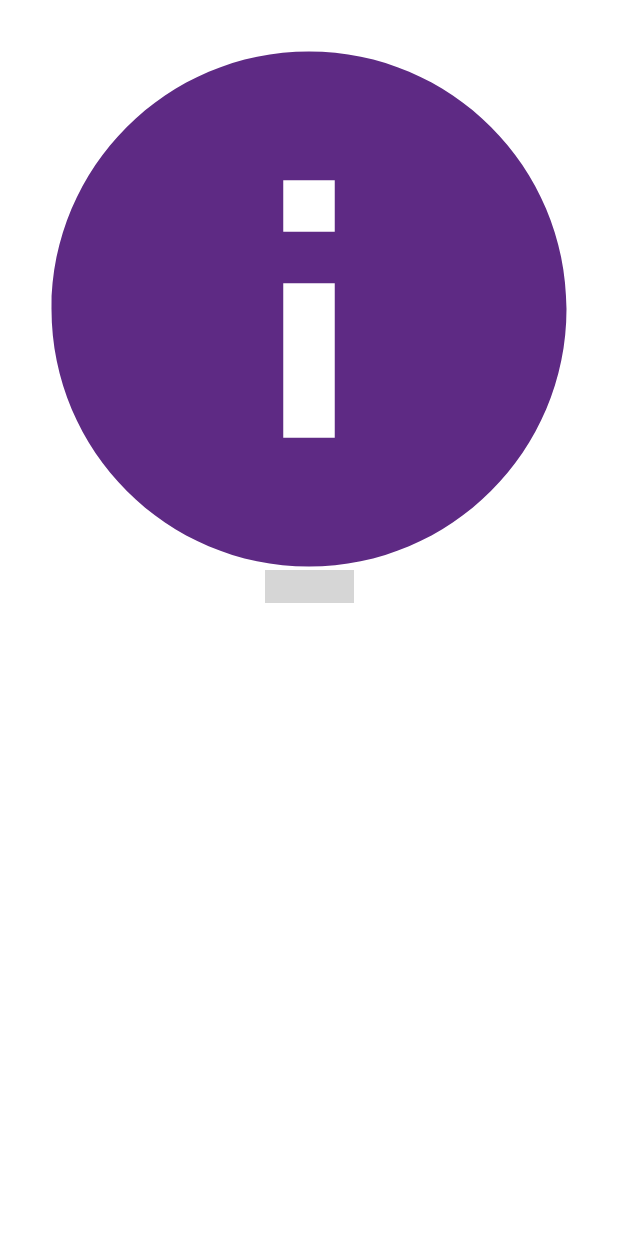
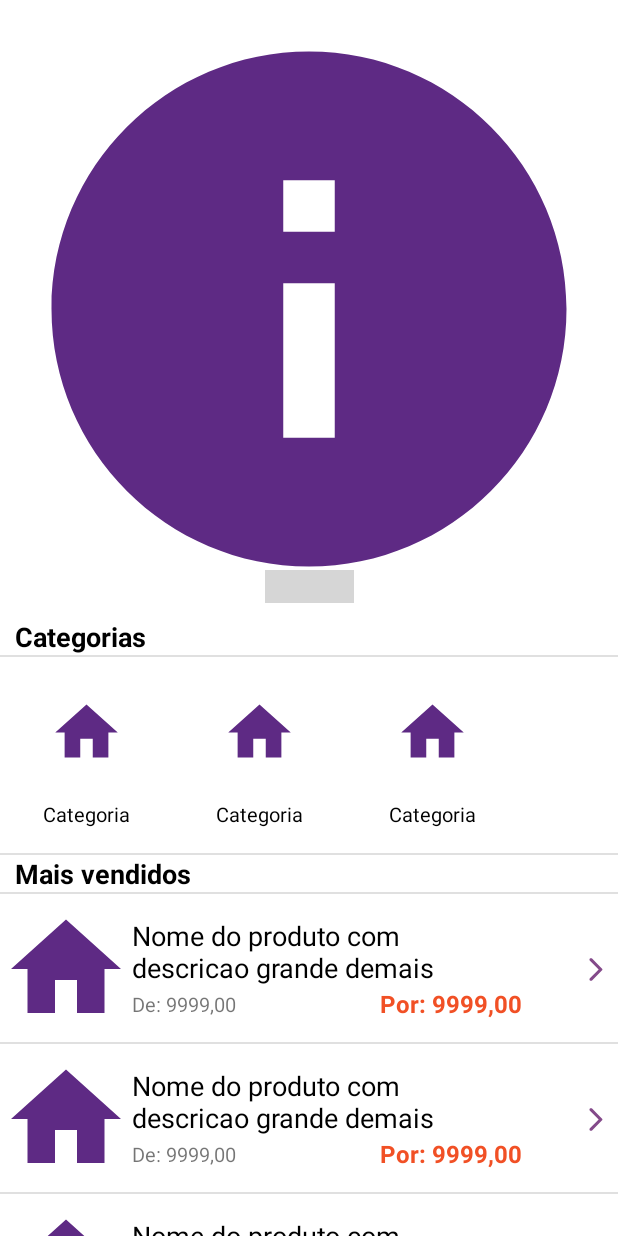
Before and after one commit to Yacovmm/b2w-lodjinha-challenge-android, an Android app: the layout fragment_main.xml on its own in the app's theme, with its tools: preview values and no code run, on a phone screen of 412 x 824 dp. Run offline under Robolectric (Android 15) with nearby library versions, the phone set to English and light mode, and no system bars; plain views replace ScrollingPagerIndicator; network calls fail; grey boxes are pictures that could not be loaded.

Commit message:
Home fragment made

```diff
--- a/app/build.gradle
+++ b/app/build.gradle
@@ -1,7 +1,6 @@
 plugins {
     id 'com.android.application'
     id 'kotlin-android'
-    id 'kotlin-android-extensions' // ktlint-disable
     id 'kotlin-kapt'
     id 'androidx.navigation.safeargs.kotlin'
 }
@@ -35,6 +34,7 @@ android {
     }
     kotlinOptions {
         jvmTarget = '1.8'
+        freeCompilerArgs += "-Xjvm-default=all" // Only required for 2.x.
     }
 }
 
--- a/app/src/main/AndroidManifest.xml
+++ b/app/src/main/AndroidManifest.xml
@@ -10,6 +10,7 @@
         android:label="@string/app_name"
         android:roundIcon="@mipmap/ic_launcher_round"
         android:supportsRtl="true"
+        android:usesCleartextTraffic="true"
         android:theme="@style/Theme.OLodjinha">
         <activity
             android:name=".MainActivity"
--- a/app/src/main/java/com/example/olodjinha/ui/BannerAdapter.kt
+++ b/app/src/main/java/com/example/olodjinha/ui/adapters/BannerAdapter.kt
@@ -1,4 +1,4 @@
-package com.example.olodjinha.ui
+package com.example.olodjinha.ui.adapters
 
 import android.view.LayoutInflater
 import android.view.ViewGroup
--- /dev/null
+++ b/app/src/main/res/drawable/ic_round_arrow_forward.xml
@@ -0,0 +1,5 @@
+<vector android:autoMirrored="true" android:height="24dp"
+    android:tint="#844A8A" android:viewportHeight="24"
+    android:viewportWidth="24" android:width="24dp" xmlns:android="http://schemas.android.com/apk/res/android">
+    <path android:fillColor="@android:color/white" android:pathData="M7.38,21.01c0.49,0.49 1.28,0.49 1.77,0l8.31,-8.31c0.39,-0.39 0.39,-1.02 0,-1.41L9.15,2.98c-0.49,-0.49 -1.28,-0.49 -1.77,0s-0.49,1.28 0,1.77L14.62,12l-7.25,7.25c-0.48,0.48 -0.48,1.28 0.01,1.76z"/>
+</vector>
--- a/app/src/main/res/layout/banner_layout_rv.xml
+++ b/app/src/main/res/layout/banner_layout_rv.xml
@@ -2,6 +2,7 @@
 <androidx.constraintlayout.widget.ConstraintLayout xmlns:android="http://schemas.android.com/apk/res/android"
     android:layout_width="match_parent"
     android:layout_height="match_parent"
+    android:foreground="?attr/selectableItemBackground"
     xmlns:tools="http://schemas.android.com/tools">
 
     <androidx.appcompat.widget.AppCompatImageView
--- /dev/null
+++ b/app/src/main/res/layout/categories_layout_rv.xml
@@ -0,0 +1,32 @@
+<?xml version="1.0" encoding="utf-8"?>
+<LinearLayout xmlns:android="http://schemas.android.com/apk/res/android"
+    xmlns:app="http://schemas.android.com/apk/res-auto"
+    android:layout_width="115dp"
+    android:layout_height="100dp"
+    xmlns:tools="http://schemas.android.com/tools"
+    android:orientation="vertical"
+    android:gravity="center">
+
+    <ImageView
+        android:id="@+id/category_iv"
+        android:foreground="?attr/selectableItemBackground"
+        android:layout_width="match_parent"
+        android:layout_height="70dp"
+        android:padding="10dp"
+        android:layout_margin="10dp"
+        tools:src="@drawable/ic_home"
+        />
+
+    <androidx.appcompat.widget.AppCompatTextView
+        android:id="@+id/categorie_title_text"
+        android:text="Categoria"
+        android:layout_width="match_parent"
+        android:maxLines="2"
+        android:ellipsize="end"
+        android:layout_height="30dp"
+        android:textSize="@dimen/textsize_small"
+        android:textAlignment="center"
+        android:textColor="@color/secondaryTextColor"
+        />
+
+</LinearLayout>
--- a/app/src/main/res/layout/fragment_main.xml
+++ b/app/src/main/res/layout/fragment_main.xml
@@ -8,8 +8,31 @@
     tools:context=".ui.fragments.MainFragment">
 
     <androidx.coordinatorlayout.widget.CoordinatorLayout
+        android:nestedScrollingEnabled="true"
         android:layout_width="match_parent"
         android:layout_height="match_parent">
+
+        <com.google.android.material.appbar.AppBarLayout
+            android:layout_width="match_parent"
+            android:layout_height="wrap_content"
+            android:theme="@style/ThemeOverlay.AppCompat.Dark.ActionBar"
+            app:elevation="0dp"
+            >
+
+            <!-- Header -->
+            <com.google.android.material.appbar.CollapsingToolbarLayout
+                android:id="@+id/coordinator_header"
+                android:layout_width="match_parent"
+                android:layout_height="wrap_content"
+                app:layout_scrollFlags="scroll"
+                >
+
+
+            </com.google.android.material.appbar.CollapsingToolbarLayout>
+
+
+        </com.google.android.material.appbar.AppBarLayout>
+
 
         <androidx.constraintlayout.widget.ConstraintLayout
             android:layout_width="match_parent"
@@ -19,7 +42,7 @@
             <androidx.recyclerview.widget.RecyclerView
                 android:id="@+id/rv_banner"
                 android:layout_width="0dp"
-                android:minHeight="100dp"
+                android:minHeight="130dp"
                 android:layout_height="wrap_content"
                 app:layout_constraintEnd_toEndOf="parent"
                 app:layout_constraintStart_toStartOf="parent"
@@ -40,23 +63,66 @@
                 app:spi_dotSelectedColor="@color/white"
                 android:layout_marginBottom="10dp"/>
 
-        </androidx.constraintlayout.widget.ConstraintLayout>
+            <TextView
+                android:id="@+id/categories_tv"
+                android:layout_width="match_parent"
+                android:layout_height="wrap_content"
+                android:text="Categorias"
+                android:textSize="@dimen/textsize_large"
+                app:layout_constraintTop_toBottomOf="@id/rv_banner"
+                android:textStyle="bold"
+                android:textColor="@color/black"
+                android:layout_marginHorizontal="10dp"/>
+
+            <View
+                android:id="@+id/divider_categories"
+                style="@style/Divider"
+                app:layout_constraintTop_toBottomOf="@id/categories_tv"/>
+
+            <androidx.recyclerview.widget.RecyclerView
+                android:id="@+id/rv_categories"
+                android:layout_width="match_parent"
+                android:layout_height="wrap_content"
+                android:orientation="horizontal"
+                android:paddingVertical="15dp"
+                app:layoutManager="androidx.recyclerview.widget.LinearLayoutManager"
+                tools:listitem="@layout/categories_layout_rv"
+                app:layout_constraintTop_toBottomOf="@id/divider_categories"/>
+
+            <View
+                android:id="@+id/divider_top_maisvendidos"
+                style="@style/Divider"
+                app:layout_constraintTop_toBottomOf="@id/rv_categories"/>
+
+            <TextView
+                android:id="@+id/mais_vendidos_tv"
+                android:layout_width="match_parent"
+                android:layout_height="wrap_content"
+                android:text="Mais vendidos"
+                android:textSize="@dimen/textsize_large"
+                app:layout_constraintTop_toBottomOf="@id/divider_top_maisvendidos"
+                android:textStyle="bold"
+                android:textColor="@color/black"
+                android:layout_marginHorizontal="10dp"/>
+
+            <View
+                android:id="@+id/divider_bottom_maisvendidos"
+                style="@style/Divider"
+                app:layout_constraintTop_toBottomOf="@id/mais_vendidos_tv"/>
+
+            <androidx.recyclerview.widget.RecyclerView
+                android:id="@+id/mais_vendidos_rv"
+                android:layout_width="match_parent"
+                android:layout_height="0dp"
+                android:orientation="vertical"
+                android:nestedScrollingEnabled="true"
+                app:layoutManager="androidx.recyclerview.widget.LinearLayoutManager"
+                app:layout_constraintTop_toBottomOf="@id/divider_bottom_maisvendidos"
+                tools:listitem="@layout/maisvendidos_layout_rv" />
 
 
-
-
-<!--        &lt;!&ndash; TODO: Update blank fragment layout &ndash;&gt;-->
-<!--        <TextView-->
-<!--            android:id="@+id/tv"-->
-<!--            android:layout_width="match_parent"-->
-<!--            android:layout_height="match_parent"-->
-<!--            android:text="@string/hello_blank_fragment" />-->
-
-
-
+        </androidx.constraintlayout.widget.ConstraintLayout>
 
     </androidx.coordinatorlayout.widget.CoordinatorLayout>
 
-
-
 </androidx.appcompat.widget.LinearLayoutCompat>
--- /dev/null
+++ b/app/src/main/res/layout/maisvendidos_layout_rv.xml
@@ -0,0 +1,74 @@
+<?xml version="1.0" encoding="utf-8"?>
+<androidx.constraintlayout.widget.ConstraintLayout xmlns:android="http://schemas.android.com/apk/res/android"
+    android:layout_width="match_parent"
+    android:layout_height="100dp"
+    xmlns:tools="http://schemas.android.com/tools"
+    xmlns:app="http://schemas.android.com/apk/res-auto"
+    android:foreground="?attr/selectableItemBackground">
+
+    <androidx.appcompat.widget.AppCompatImageView
+        android:id="@+id/product_iv"
+        android:layout_width="0dp"
+        android:layout_height="match_parent"
+        app:layout_constraintBottom_toBottomOf="parent"
+        app:layout_constraintEnd_toStartOf="@id/descricao_produto"
+        app:layout_constraintStart_toStartOf="parent"
+        app:layout_constraintTop_toTopOf="parent"
+        tools:src="@drawable/ic_home" />
+
+    <androidx.appcompat.widget.AppCompatTextView
+        android:id="@+id/descricao_produto"
+        android:layout_width="260dp"
+        android:layout_height="wrap_content"
+        android:layout_marginTop="15dp"
+        android:layout_marginEnd="64dp"
+        android:ellipsize="end"
+        android:maxLines="2"
+        android:textColor="@color/black"
+        android:textSize="@dimen/textsize_large"
+        app:layout_constraintEnd_toEndOf="parent"
+        app:layout_constraintStart_toEndOf="@id/product_iv"
+        app:layout_constraintTop_toTopOf="parent"
+        tools:text="Nome do produto com descricao grande demais" />
+
+    <androidx.appcompat.widget.AppCompatTextView
+        android:id="@+id/de_price_product"
+        android:layout_width="wrap_content"
+        android:layout_height="wrap_content"
+        tools:text="De: 9999,00"
+        android:textSize="@dimen/textsize_small"
+        app:layout_constraintTop_toBottomOf="@id/descricao_produto"
+        app:layout_constraintStart_toStartOf="@id/descricao_produto"
+        app:layout_constraintBottom_toBottomOf="parent"
+        android:layout_marginBottom="15dp"/>
+
+    <androidx.appcompat.widget.AppCompatTextView
+        android:id="@+id/por_price_product"
+        android:layout_width="wrap_content"
+        android:layout_height="wrap_content"
+        tools:text="Por: 9999,00"
+        android:textColor="@color/tomato"
+        android:textStyle="bold"
+        android:textSize="@dimen/textsize_medium"
+        app:layout_constraintTop_toBottomOf="@id/descricao_produto"
+        app:layout_constraintEnd_toEndOf="@id/descricao_produto"
+        app:layout_constraintBottom_toBottomOf="parent"
+        android:layout_marginBottom="15dp"/>
+
+    <androidx.appcompat.widget.AppCompatImageView
+        android:id="@+id/arrow_forward"
+        android:src="@drawable/ic_round_arrow_forward"
+        android:layout_width="30dp"
+        android:layout_height="30dp"
+        android:padding="5dp"
+        app:layout_constraintEnd_toEndOf="parent"
+        app:layout_constraintTop_toTopOf="parent"
+        app:layout_constraintBottom_toBottomOf="parent"/>
+
+    <View
+        android:id="@+id/divider"
+        style="@style/Divider"
+        app:layout_constraintBottom_toBottomOf="parent"
+        tools:ignore="MissingConstraints" />
+
+</androidx.constraintlayout.widget.ConstraintLayout>
--- a/app/src/main/res/layout/nav_view_header.xml
+++ b/app/src/main/res/layout/nav_view_header.xml
@@ -13,7 +13,7 @@
         android:fontFamily="@font/pacificoregular"
         android:layout_gravity="bottom|end"
         android:textColor="@color/white_two"
-        android:textSize="@dimen/medium_font"
+        android:textSize="@dimen/textsize_title"
         android:layout_margin="25dp"/>
 
 </FrameLayout>
--- a/app/src/main/res/values/dimens.xml
+++ b/app/src/main/res/values/dimens.xml
@@ -1,4 +1,13 @@
 <?xml version="1.0" encoding="utf-8"?>
 <resources>
-    <dimen name="medium_font">24sp</dimen>
+    <dimen name="textsize_title">24sp</dimen>
+
+    <dimen name="textsize_largexxl">24sp</dimen>
+    <dimen name="textsize_largexl">22sp</dimen>
+    <dimen name="textsize_large">18sp</dimen>
+    <dimen name="textsize_medium">16sp</dimen>
+    <dimen name="textsize_small">13sp</dimen>
+    <dimen name="textsize_xsmall">11sp</dimen>
+    <dimen name="textsize_xxsmall">10sp</dimen>
+
 </resources>
--- a/app/src/main/res/values/themes.xml
+++ b/app/src/main/res/values/themes.xml
@@ -15,4 +15,10 @@
 
         <item name="android:windowTranslucentStatus">false</item>
     </style>
+
+    <style name="Divider">
+        <item name="android:layout_width">match_parent</item>
+        <item name="android:layout_height">1dp</item>
+        <item name="android:background">?android:attr/listDivider</item>
+    </style>
 </resources>
```
Also changed, not shown: app/src/main/java/com/example/olodjinha/api/LodjinhaService.kt (+9 -0 lines), app/src/main/java/com/example/olodjinha/models/GetCategoriaResponse.kt (added, +11 -0 lines), app/src/main/java/com/example/olodjinha/models/GetMaisVendidosResponse.kt (added, +17 -0 lines), app/src/main/java/com/example/olodjinha/repositories/MainRepository.kt (+10 -0 lines), app/src/main/java/com/example/olodjinha/ui/adapters/CategoriesAdapter.kt (added, +101 -0 lines), app/src/main/java/com/example/olodjinha/ui/adapters/MaisVendidosAdapter.kt (added, +92 -0 lines), app/src/main/java/com/example/olodjinha/ui/fragments/MainFragment.kt (+35 -6 lines), app/src/main/java/com/example/olodjinha/ui/fragments/MainViewModel.kt (+32 -0 lines), app/src/main/res/drawable/ic_categories.xml (added, +7 -0 lines).
